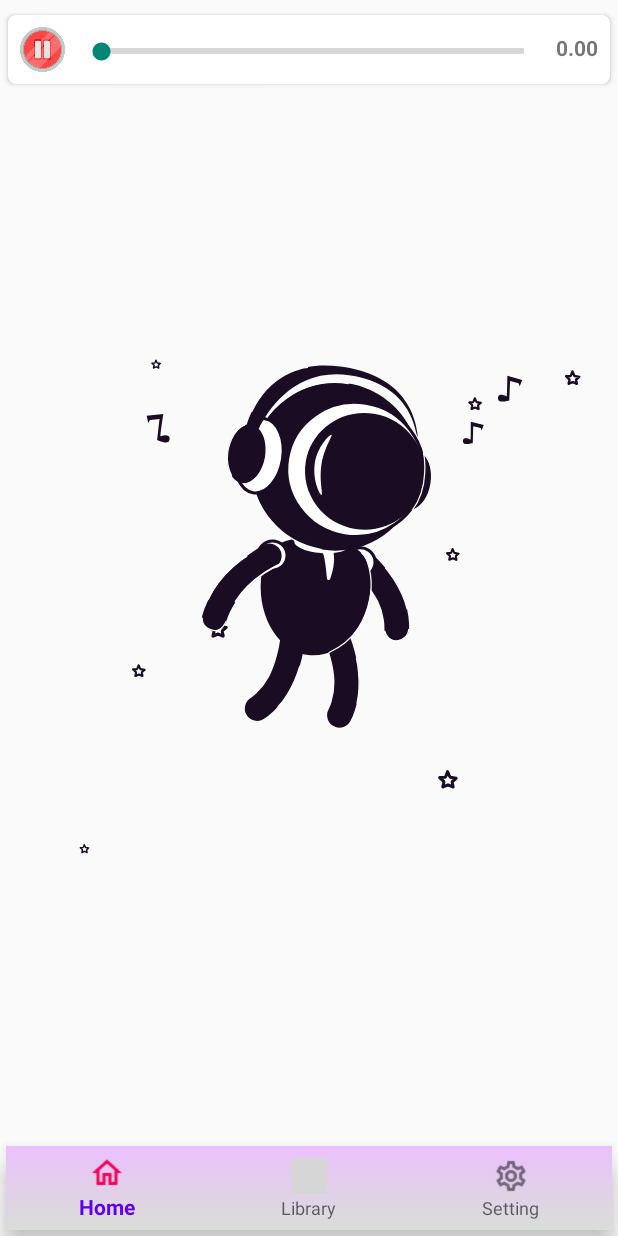
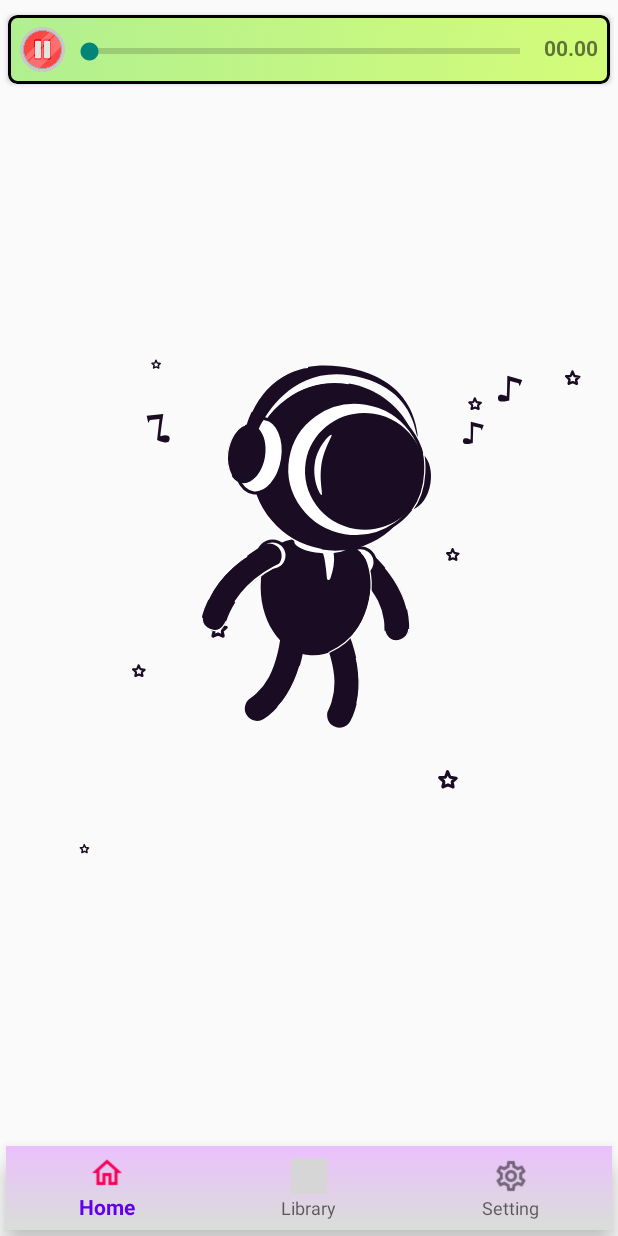
Before and after one commit to vedprakashsing/MusicFun1, an Android app: the fragment MusicPlayerFragment placed in its activity, on a phone screen of 412 x 824 dp. Run offline under Robolectric (Android 15) with nearby library versions, the phone set to English and light mode, and no system bars; libraries missing offline, so code that uses them is left out: com.spotify.android, com.spotify.protocol, com.spotify.sdk; pictures from the network do not load; grey boxes are pictures that could not be loaded.

Commit message:
Added player_area_background.xml

```diff
--- a/app/src/main/java/io/app/musicfun/MusicPlayerFragment.java
+++ b/app/src/main/java/io/app/musicfun/MusicPlayerFragment.java
@@ -265,7 +265,7 @@ public class MusicPlayerFragment extends Fragment {
             @Override
             public void run() {
 
-                if ( mediaPlayer.isPlaying()) {
+                if (mediaPlayer!=null || mediaPlayer.isPlaying()) {
                     binding.updateTimeOfSong.post(new Runnable() {
                         @Override
                         public void run() {
@@ -275,14 +275,15 @@ public class MusicPlayerFragment extends Fragment {
                                 binding.musicProgressBar.setMin(0);
                             }
                             binding.musicProgressBar.setMax(mediaPlayer.getDuration());
-                            binding.updateTimeOfSong.setText(String.format("%d.%d min", TimeUnit.MILLISECONDS.toMinutes(currentDuration),TimeUnit.MILLISECONDS.toSeconds(currentDuration)-TimeUnit.MINUTES.toSeconds(TimeUnit.MILLISECONDS.toMinutes(currentDuration))));
+                            binding.updateTimeOfSong.setText(String.format("%2d.%2d", TimeUnit.MILLISECONDS.toMinutes(currentDuration),TimeUnit.MILLISECONDS.toSeconds(currentDuration)-TimeUnit.MINUTES.toSeconds(TimeUnit.MILLISECONDS.toMinutes(currentDuration))));
                             binding.musicProgressBar.setOnSeekBarChangeListener(new SeekBar.OnSeekBarChangeListener() {
                                 @Override
                                 public void onProgressChanged(SeekBar seekBar, int i, boolean b) {
                                          if(b){
                                              mediaPlayer.seekTo(i);
+                                             Log.d(TAG, "onProgressChanged: Change");
                                          }
-                                    //binding.musicProgressBar.setProgress(i);
+
                                 }
 
                                 @Override
@@ -300,11 +301,13 @@ public class MusicPlayerFragment extends Fragment {
                         }
                     });
                 } else {
+
                     timer.cancel();
                     timer.purge();
                 }
             }
 
         }, 0, 1000);
+
     }
 }
--- /dev/null
+++ b/app/src/main/res/drawable/player_area_background.xml
@@ -0,0 +1,22 @@
+<?xml version="1.0" encoding="utf-8"?>
+<selector xmlns:android="http://schemas.android.com/apk/res/android" xmlns:app="http://schemas.android.com/apk/res-auto">
+    <item>
+        <shape
+            android:shape="rectangle">
+            <gradient
+               android:centerY="1"
+                android:centerX="1"
+                android:startColor="#d4fc79"
+                android:endColor="#96e6a1"
+                android:gradientRadius="700dp"
+                android:type="radial"/>
+            <stroke
+                android:color="@color/black"
+                android:width="2dp"/>
+            <corners
+                android:radius="5dp"
+                />
+        </shape>
+    </item>
+
+</selector>
--- a/app/src/main/res/layout/fragment_music_player.xml
+++ b/app/src/main/res/layout/fragment_music_player.xml
@@ -26,13 +26,16 @@
         app:cardCornerRadius="5dp">
         <LinearLayout
             android:layout_width="match_parent"
-            android:layout_height="wrap_content">
+            android:layout_height="match_parent"
+            android:background="@drawable/player_area_background">
         <ImageView
             android:id="@+id/musicPlayerPlayButton"
             android:layout_width="30dp"
             android:layout_height="30dp"
             android:src="@drawable/pause"
-            android:layout_margin="8dp"/>
+            android:layout_marginTop="8dp"
+            android:layout_marginStart="8dp"
+            android:layout_marginBottom="8dp"/>
             <SeekBar
                 android:id="@+id/musicProgressBar"
                 style="?android:attr/progressBarStyleHorizontal"
@@ -45,9 +48,8 @@
                 android:layout_width="wrap_content"
                 android:layout_height="wrap_content"
                 android:layout_marginTop="12dp"
-                android:layout_marginStart="5dp"
                 android:layout_marginEnd="8dp"
-                android:text="0.00"
+                android:text="00.00"
                 android:textStyle="bold"/>
         </LinearLayout>
 
```
